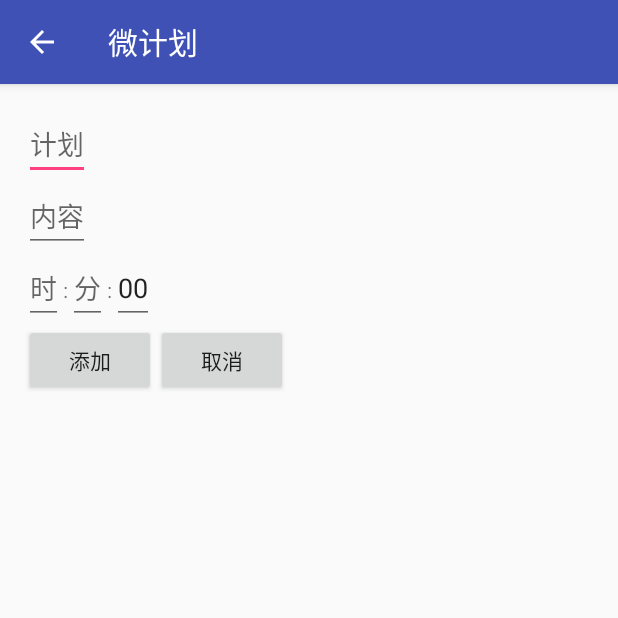
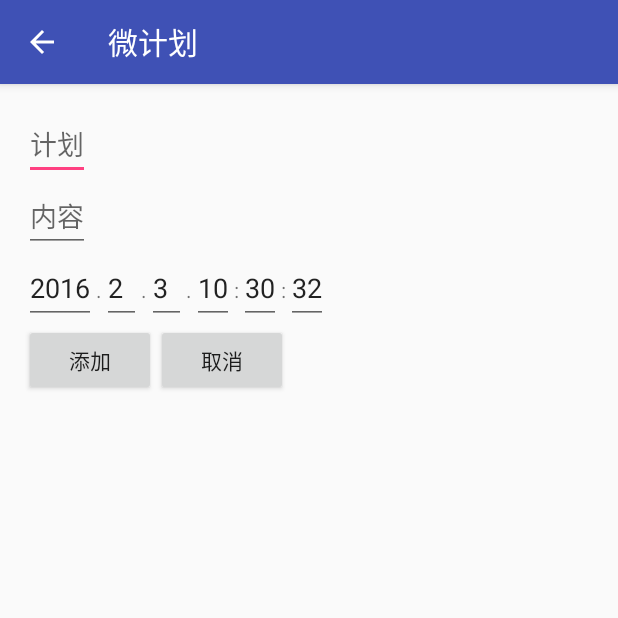
Before and after one commit to The---onE/WePlan, an Android app: the AddPlanActivity screen opened directly, with no data from a screen before it, on a phone screen of 412 x 824 dp, the top half of it. Run offline under Robolectric (Android 15) with nearby library versions, the phone set to English and light mode, and no system bars; our stand-ins replace ButterKnife; libraries missing offline, so code that uses them is left out: de.greenrobot.event; 1 statement that could not run was skipped.

Commit message:
Could Set the Date of plan

```diff
--- a/app/src/main/java/com/xmx/weplan/Plan/AddPlanActivity.java
+++ b/app/src/main/java/com/xmx/weplan/Plan/AddPlanActivity.java
@@ -13,10 +13,33 @@ import java.util.Date;
 
 public class AddPlanActivity extends BaseTempActivity {
     SQLManager sqlManager = SQLManager.getInstance();
+    EditText yearText;
+    EditText monthText;
+    EditText dayText;
+    EditText hourText;
+    EditText minuteText;
+    EditText secondText;
+
+    final static int[] DaysOfMonth = {31, 29, 31, 30, 31, 30, 31, 31, 30, 31, 30, 31};
 
     @Override
     protected void initView(Bundle savedInstanceState) {
         setContentView(R.layout.activity_add_plan);
+
+        yearText = getViewById(R.id.year);
+        monthText = getViewById(R.id.month);
+        dayText = getViewById(R.id.day);
+        hourText = getViewById(R.id.hour);
+        minuteText = getViewById(R.id.min);
+        secondText = getViewById(R.id.sec);
+
+        Date now = new Date(System.currentTimeMillis());
+        yearText.setText("" + (now.getYear() + 1900));
+        monthText.setText("" + (now.getMonth() + 1));
+        dayText.setText("" + now.getDay());
+        hourText.setText("" + now.getHours());
+        minuteText.setText("" + now.getMinutes());
+        secondText.setText("" + now.getSeconds());
     }
 
     @Override
@@ -25,41 +48,68 @@ public class AddPlanActivity extends BaseTempActivity {
         ok.setOnClickListener(new View.OnClickListener() {
             @Override
             public void onClick(View v) {
-                EditText hourText = getViewById(R.id.hour);
-                EditText minuteText = getViewById(R.id.min);
-                EditText secondText = getViewById(R.id.sec);
                 EditText titleText = getViewById(R.id.title);
                 if (titleText.getText().toString().equals("")) {
                     showToast("请输入标题");
                     return;
-                } else if (minuteText.getText().toString().equals("")) {
-                    showToast("请输入时间");
+                } else if (yearText.getText().toString().equals("")) {
+                    showToast("请输入年份");
+                    return;
+                } else if (monthText.getText().toString().equals("")) {
+                    showToast("请输入月份");
+                    return;
+                } else if (dayText.getText().toString().equals("")) {
+                    showToast("请输入日期");
                     return;
                 } else if (hourText.getText().toString().equals("")) {
-                    showToast("请输入时间");
+                    showToast("请输入小时");
+                    return;
+                } else if (minuteText.getText().toString().equals("")) {
+                    showToast("请输入分钟");
                     return;
                 } else if (secondText.getText().toString().equals("")) {
-                    showToast("请输入时间");
+                    showToast("请输入秒钟");
                     return;
                 }
 
                 Date plan = new Date(System.currentTimeMillis());
+                int year = Integer.valueOf(yearText.getText().toString());
+                int month = Integer.valueOf(monthText.getText().toString());
+                int day = Integer.valueOf(dayText.getText().toString());
                 int hour = Integer.valueOf(hourText.getText().toString());
                 int minute = Integer.valueOf(minuteText.getText().toString());
                 int second = Integer.valueOf(secondText.getText().toString());
-                if (0 <= hour && hour <=27) {
+                if (year <= 2099) {
+                    plan.setYear(year - 1900);
+                } else {
+                    showToast("年份过大");
+                    return;
+                }
+                if (1 <= month && month <= 12) {
+                    plan.setMonth(month - 1);
+                } else {
+                    showToast("月份格式不正确");
+                    return;
+                }
+                if (1 <= day && day <= DaysOfMonth[month - 1]) {
+                    plan.setDate(day);
+                } else {
+                    showToast("日期格式不正确");
+                    return;
+                }
+                if (0 <= hour && hour <= 30) {
                     plan.setHours(hour);
                 } else {
                     showToast("小时格式不正确");
                     return;
                 }
-                if (0 <= minute && minute <=59) {
+                if (0 <= minute && minute <= 59) {
                     plan.setMinutes(minute);
                 } else {
                     showToast("分钟格式不正确");
                     return;
                 }
-                if (0 <= second && second <=59) {
+                if (0 <= second && second <= 59) {
                     plan.setSeconds(second);
 
                 } else {
@@ -67,12 +117,17 @@ public class AddPlanActivity extends BaseTempActivity {
                     return;
                 }
 
-                String title = titleText.getText().toString();
-                if (sqlManager.insertPlan(title, "", plan)) {
-                    showToast("添加成功");
-                    finish();
+                long now = System.currentTimeMillis();
+                if (plan.getTime() > now) {
+                    String title = titleText.getText().toString();
+                    if (sqlManager.insertPlan(title, "", plan)) {
+                        showToast("添加成功");
+                        finish();
+                    } else {
+                        showToast("添加失败");
+                    }
                 } else {
-                    showToast("添加失败");
+                    showToast("请输入将来的时间");
                 }
             }
         });
--- a/app/src/main/res/layout/activity_add_plan.xml
+++ b/app/src/main/res/layout/activity_add_plan.xml
@@ -32,59 +32,7 @@
             android:layout_height="wrap_content"
             android:hint="内容" />
 
-        <LinearLayout
-            android:layout_width="wrap_content"
-            android:layout_height="wrap_content">
-
-            <EditText
-                android:id="@+id/hour"
-                android:layout_width="wrap_content"
-                android:layout_height="wrap_content"
-                android:inputType="number"
-                android:hint="时" />
-
-            <TextView
-                android:layout_width="wrap_content"
-                android:layout_height="wrap_content"
-                android:text=":" />
-
-            <EditText
-                android:id="@+id/min"
-                android:layout_width="wrap_content"
-                android:layout_height="wrap_content"
-                android:inputType="number"
-                android:hint="分" />
-
-            <TextView
-                android:layout_width="wrap_content"
-                android:layout_height="wrap_content"
-                android:text=":" />
-
-            <EditText
-                android:id="@+id/sec"
-                android:layout_width="wrap_content"
-                android:layout_height="wrap_content"
-                android:inputType="number"
-                android:text="00"
-                android:hint="秒" />
-        </LinearLayout>
-
-        <LinearLayout
-            android:layout_width="wrap_content"
-            android:layout_height="wrap_content"
-            android:orientation="horizontal">
-            <Button
-                android:id="@+id/ok"
-                android:layout_width="wrap_content"
-                android:layout_height="wrap_content"
-                android:text="添加" />
-
-            <Button
-                android:id="@+id/cancel"
-                android:layout_width="wrap_content"
-                android:layout_height="wrap_content"
-                android:text="取消" />
-        </LinearLayout>
+        <include layout="@layout/content_add_plan_by_time" />
 
     </LinearLayout>
 
--- /dev/null
+++ b/app/src/main/res/layout/content_add_plan_by_time.xml
@@ -0,0 +1,97 @@
+<?xml version="1.0" encoding="utf-8"?>
+<LinearLayout xmlns:android="http://schemas.android.com/apk/res/android"
+    android:layout_width="match_parent"
+    android:layout_height="match_parent"
+    android:orientation="vertical">
+
+    <LinearLayout
+        android:layout_width="wrap_content"
+        android:layout_height="wrap_content">
+
+        <EditText
+            android:id="@+id/year"
+            android:layout_width="wrap_content"
+            android:layout_height="wrap_content"
+            android:hint="年"
+            android:inputType="number" />
+
+        <TextView
+            android:layout_width="wrap_content"
+            android:layout_height="wrap_content"
+            android:text="." />
+
+        <EditText
+            android:id="@+id/month"
+            android:layout_width="wrap_content"
+            android:layout_height="wrap_content"
+            android:hint="月"
+            android:inputType="number" />
+
+        <TextView
+            android:layout_width="wrap_content"
+            android:layout_height="wrap_content"
+            android:text="." />
+
+        <EditText
+            android:id="@+id/day"
+            android:layout_width="wrap_content"
+            android:layout_height="wrap_content"
+            android:hint="日"
+            android:inputType="number" />
+
+        <TextView
+            android:layout_width="wrap_content"
+            android:layout_height="wrap_content"
+            android:text="." />
+
+        <EditText
+            android:id="@+id/hour"
+            android:layout_width="wrap_content"
+            android:layout_height="wrap_content"
+            android:hint="时"
+            android:inputType="number" />
+
+        <TextView
+            android:layout_width="wrap_content"
+            android:layout_height="wrap_content"
+            android:text=":" />
+
+        <EditText
+            android:id="@+id/min"
+            android:layout_width="wrap_content"
+            android:layout_height="wrap_content"
+            android:hint="分"
+            android:inputType="number" />
+
+        <TextView
+            android:layout_width="wrap_content"
+            android:layout_height="wrap_content"
+            android:text=":" />
+
+        <EditText
+            android:id="@+id/sec"
+            android:layout_width="wrap_content"
+            android:layout_height="wrap_content"
+            android:hint="秒"
+            android:inputType="number" />
+    </LinearLayout>
+
+    <LinearLayout
+        android:layout_width="wrap_content"
+        android:layout_height="wrap_content"
+        android:orientation="horizontal">
+
+        <Button
+            android:id="@+id/ok"
+            android:layout_width="wrap_content"
+            android:layout_height="wrap_content"
+            android:text="添加" />
+
+        <Button
+            android:id="@+id/cancel"
+            android:layout_width="wrap_content"
+            android:layout_height="wrap_content"
+            android:text="取消" />
+    </LinearLayout>
+
+</LinearLayout>
```
